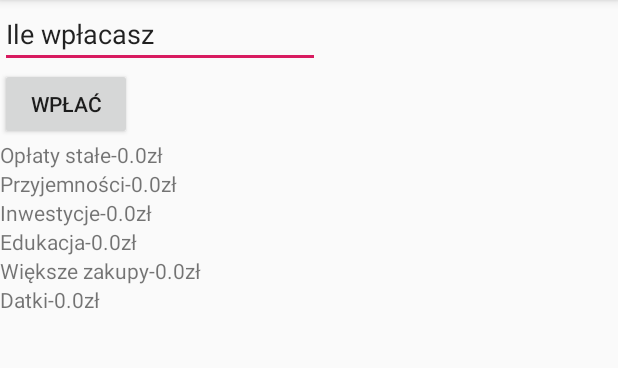
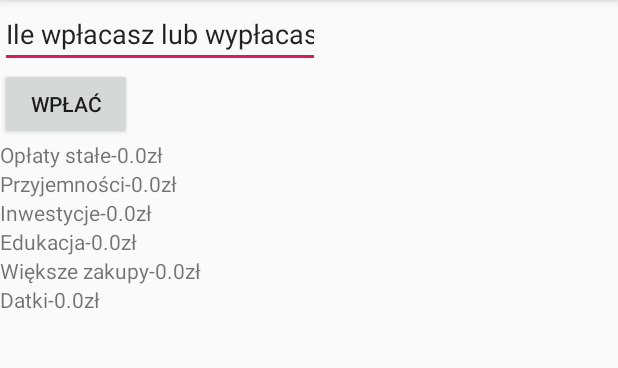
Before and after one commit to KwietniewskiD/6Jars_Project, an Android app: the screen it shows after launch (MainActivity), on a phone screen of 412 x 824 dp, the part 84-452 px from its top. Run offline under Robolectric (Android 15) with nearby library versions, the light colour scheme and no system bars.

Commit message:
Update strings.xml

```diff
--- a/Andoid/Szesoikw/app/src/main/res/values/strings.xml
+++ b/Andoid/Szesoikw/app/src/main/res/values/strings.xml
@@ -7,7 +7,7 @@
     <string name="button_rem_Jar4">Wypłać</string>
     <string name="button_rem_Jar5">Wypłać</string>
     <string name="button_rem_Jar6">Wypłać</string>
-    <string name="deposit">Ile wpłacasz</string>
+    <string name="deposit">Ile wpłacasz lub wypłacasz?</string>
     <string name="textJar1">Opłaty stałe-</string>
     <string name="textJar2">Przyjemności-</string>
     <string name="textJar3">Inwestycje-</string>
```
